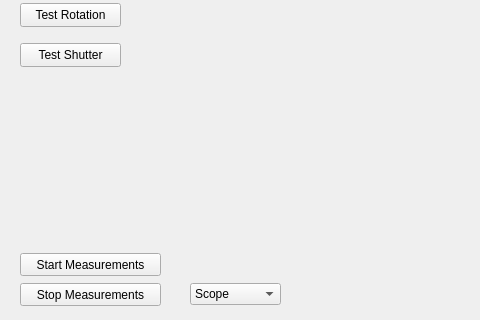
Qt form Avasoft_thorlabs_kikkare/main_window.ui (AlwaysLati/thorlabs_rotation_stage_controller) before a commit; both pictures show x 0 to 480 and y 136 to 456 of the 679 by 456 pixel window.
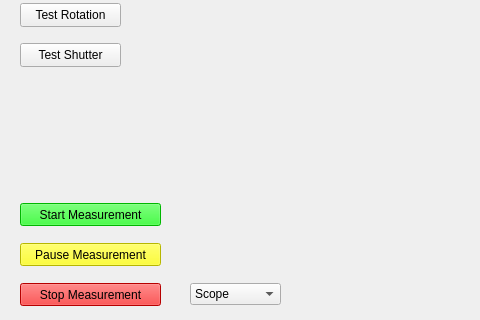
The same form after that commit. Custom widgets are drawn as their Qt base class.

Commit message: File separation and measurement pausing

Patch:
```diff
--- a/Avasoft_thorlabs_kikkare/main_window.ui
+++ b/Avasoft_thorlabs_kikkare/main_window.ui
@@ -18,13 +18,27 @@
     <property name="geometry">
      <rect>
       <x>20</x>
-      <y>370</y>
+      <y>320</y>
       <width>141</width>
       <height>23</height>
      </rect>
     </property>
+    <property name="acceptDrops">
+     <bool>false</bool>
+    </property>
+    <property name="styleSheet">
+     <string notr="true">QPushButton:disabled {
+	color: rgb(0, 0, 0);
+	background-color: rgb(0, 85, 0);
+}
+
+QPushButton:enabled {
+	color: rgb(0, 0, 0);
+	background-color: rgb(0, 255, 0);
+}</string>
+    </property>
     <property name="text">
-     <string>Start Measurements</string>
+     <string>Start Measurement</string>
     </property>
    </widget>
    <widget class="QPushButton" name="StopMeasBtn">
@@ -36,8 +50,19 @@
       <height>23</height>
      </rect>
     </property>
+    <property name="styleSheet">
+     <string notr="true">QPushButton:disabled {
+	color: rgb(0, 0, 0);
+	background-color: rgb(85, 0, 0);
+}
+
+QPushButton:enabled {
+	color: rgb(0, 0, 0);
+	background-color: rgb(255, 0, 0);
+}</string>
+    </property>
     <property name="text">
-     <string>Stop Measurements</string>
+     <string>Stop Measurement</string>
     </property>
    </widget>
    <widget class="QPushButton" name="SaveRefBtn">
@@ -127,6 +152,33 @@
      <string>Test Shutter</string>
     </property>
    </widget>
+   <widget class="QPushButton" name="PauseMeasBtn">
+    <property name="geometry">
+     <rect>
+      <x>20</x>
+      <y>360</y>
+      <width>141</width>
+      <height>23</height>
+     </rect>
+    </property>
+    <property name="acceptDrops">
+     <bool>false</bool>
+    </property>
+    <property name="styleSheet">
+     <string notr="true">QPushButton:disabled {
+	color: rgb(0, 0, 0);
+	background-color: rgb(170, 170, 0);
+}
+
+QPushButton:enabled {
+	color: rgb(0, 0, 0);
+	background-color: rgb(255, 255, 0);
+}</string>
+    </property>
+    <property name="text">
+     <string>Pause Measurement</string>
+    </property>
+   </widget>
   </widget>
   <widget class="QMenuBar" name="menuBar">
    <property name="geometry">
```
Left out of the diff: 11 changed lines with no effect on the pictures. The commit also changes 6 other files.
